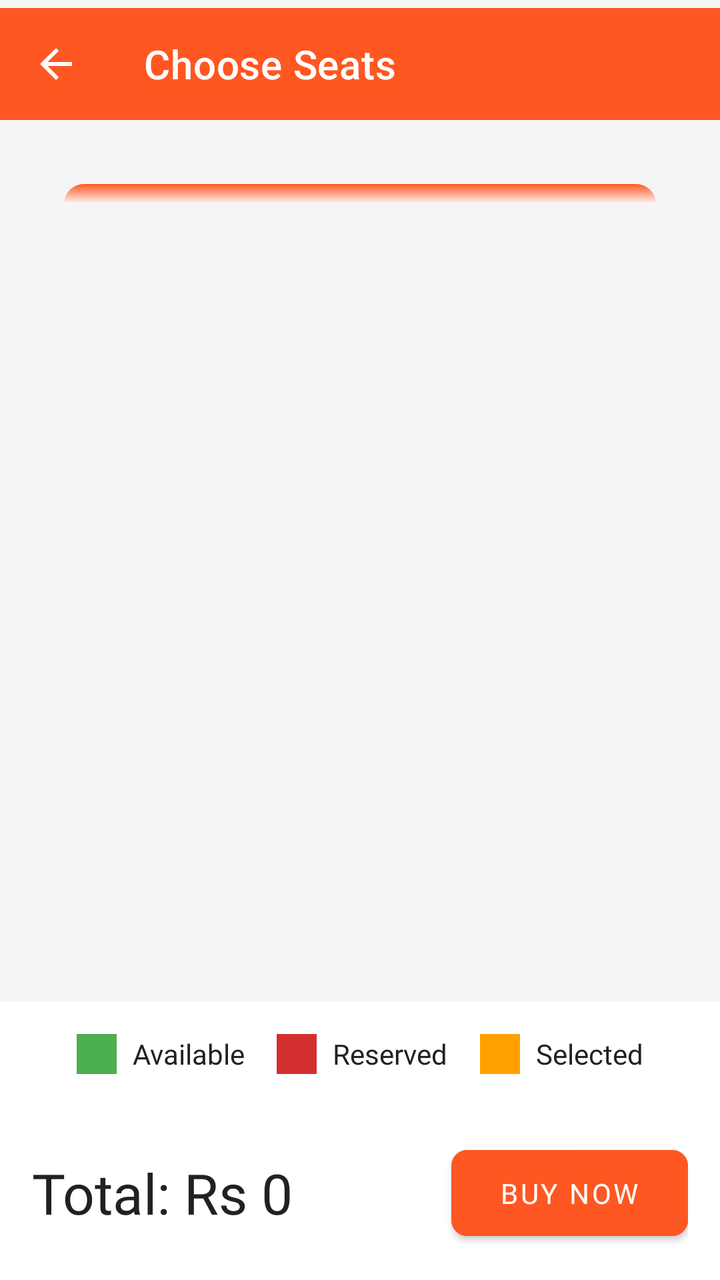
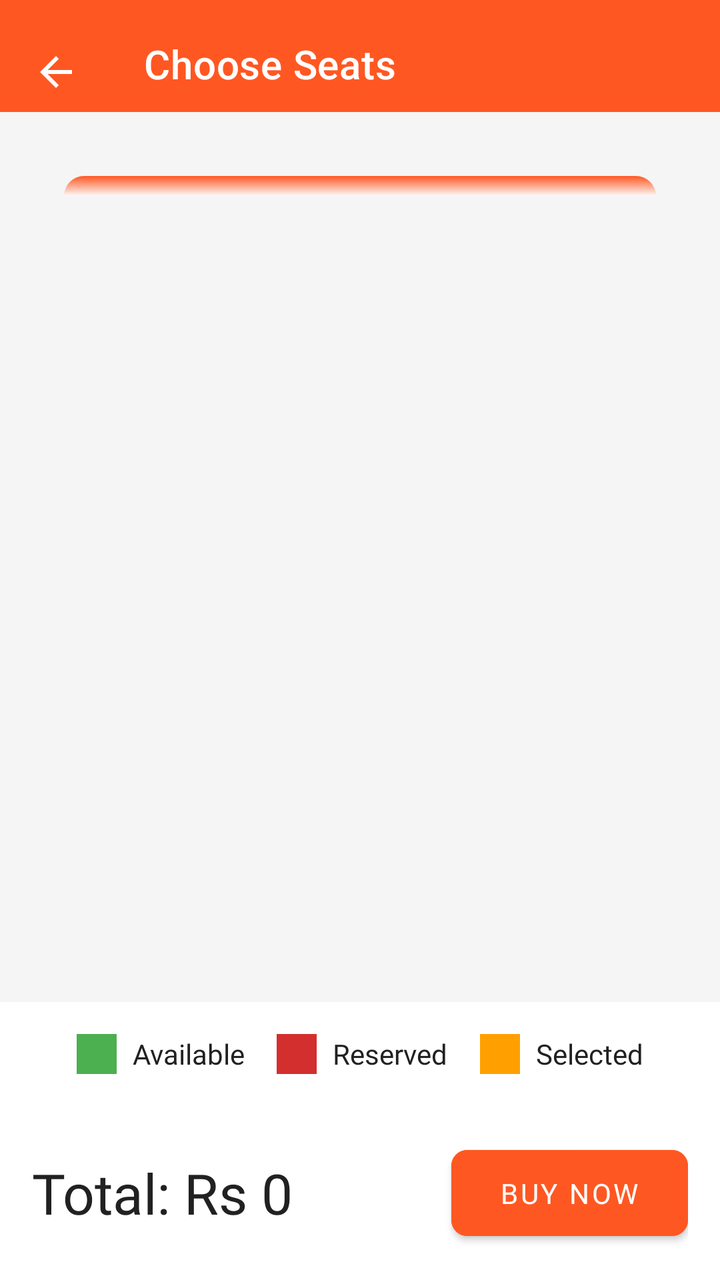

The first picture is an Android layout as it rendered before a commit; the second is the same layout after the commit. The layout source and the unified diff follow.
<!-- AndroidManifest.xml: application theme Theme.TickoJet -->
<!-- res/layout/activity_book_seats.xml -->
<?xml version="1.0" encoding="utf-8"?>
<androidx.constraintlayout.widget.ConstraintLayout
    xmlns:android="http://schemas.android.com/apk/res/android"
    xmlns:app="http://schemas.android.com/apk/res-auto"
    xmlns:tools="http://schemas.android.com/tools"
    android:layout_width="match_parent"
    android:layout_height="match_parent"
    android:id="@+id/main"
    android:background="@color/background_light"
    tools:context=".SeatSelectionActivity">

    
    <androidx.appcompat.widget.Toolbar
        android:id="@+id/toolbar"
        android:layout_width="0dp"
        android:layout_height="wrap_content"
        android:background="?attr/colorPrimary"
        app:titleTextColor="@color/white"
        android:layout_marginTop="4dp"
        app:navigationIcon="@drawable/ic_back"
        android:fontFamily="@font/noto_sans_regular"
        app:title="@string/title_choose_seats"
        app:layout_constraintTop_toTopOf="parent"
        app:layout_constraintStart_toStartOf="parent"
        app:layout_constraintEnd_toEndOf="parent"/>

    
    <ScrollView
        android:layout_width="0dp"
        android:layout_height="0dp"
        android:fillViewport="true"
        app:layout_constraintTop_toBottomOf="@id/toolbar"
        app:layout_constraintStart_toStartOf="parent"
        app:layout_constraintEnd_toEndOf="parent"
        app:layout_constraintBottom_toTopOf="@id/totalPriceLayout">

        <androidx.constraintlayout.widget.ConstraintLayout
            android:layout_width="match_parent"
            android:layout_height="wrap_content">

            
            <ImageView
                android:id="@+id/screen_view"
                android:layout_width="match_parent"
                android:layout_height="10dp"
                android:layout_margin="32dp"
                android:background="@drawable/screen_shape"
                app:layout_constraintTop_toTopOf="parent"
                app:layout_constraintStart_toStartOf="parent"
                app:layout_constraintEnd_toEndOf="parent" />

            
            <androidx.recyclerview.widget.RecyclerView
                android:id="@+id/recyclerSeats"
                android:layout_width="0dp"
                android:layout_height="wrap_content"
                app:layout_constraintTop_toBottomOf="@id/screen_view"
                app:layout_constraintStart_toStartOf="parent"
                app:layout_constraintEnd_toEndOf="parent"
                android:layout_marginTop="24dp"
                android:layout_marginHorizontal="12dp"
                app:spanCount="6"
                tools:listitem="@layout/seat_item"
                app:layoutManager="androidx.recyclerview.widget.GridLayoutManager"/>
        </androidx.constraintlayout.widget.ConstraintLayout>
    </ScrollView>

    
    <LinearLayout
        android:id="@+id/legendLayout"
        android:layout_width="0dp"
        android:layout_height="wrap_content"
        android:orientation="horizontal"
        android:gravity="center"
        android:background="@color/surface_light"
        android:padding="16dp"
        app:layout_constraintBottom_toTopOf="@id/totalPriceLayout"
        app:layout_constraintStart_toStartOf="parent"
        app:layout_constraintEnd_toEndOf="parent">

        
        <LinearLayout
            android:layout_width="wrap_content"
            android:layout_height="wrap_content"
            android:orientation="horizontal"
            android:gravity="center">

            <View
                android:layout_width="20dp"
                android:layout_height="20dp"
                android:background="@color/available_seat"/>
            <TextView
                android:layout_width="wrap_content"
                android:layout_height="wrap_content"
                android:text="@string/available"
                android:textColor="@color/text_primary"
                android:textSize="14sp"
                android:fontFamily="@font/noto_sans_regular"
                android:layout_marginStart="8dp"/>
        </LinearLayout>

        
        <LinearLayout
            android:layout_width="wrap_content"
            android:layout_height="wrap_content"
            android:orientation="horizontal"
            android:layout_marginStart="16dp"
            android:gravity="center">

            <View
                android:layout_width="20dp"
                android:layout_height="20dp"
                android:background="@color/reserved_seat"/>
            <TextView
                android:layout_width="wrap_content"
                android:layout_height="wrap_content"
                android:text="@string/reserved"
                android:fontFamily="@font/noto_sans_regular"
                android:textColor="@color/text_primary"
                android:textSize="14sp"
                android:layout_marginStart="8dp"/>
        </LinearLayout>

        
        <LinearLayout
            android:layout_width="wrap_content"
            android:layout_height="wrap_content"
            android:orientation="horizontal"
            android:layout_marginStart="16dp"
            android:gravity="center">

            <View
                android:layout_width="20dp"
                android:layout_height="20dp"
                android:background="@color/selected_seat"/>
            <TextView
                android:layout_width="wrap_content"
                android:layout_height="wrap_content"
                android:text="@string/selected"
                android:textColor="@color/text_primary"
                android:textSize="14sp"
                android:fontFamily="@font/noto_sans_regular"
                android:layout_marginStart="8dp"/>
        </LinearLayout>
    </LinearLayout>

    
    <LinearLayout
        android:id="@+id/totalPriceLayout"
        android:layout_width="0dp"
        android:layout_height="wrap_content"
        android:orientation="horizontal"
        android:background="@color/surface_light"
        android:padding="16dp"
        android:gravity="center_vertical"
        app:layout_constraintBottom_toBottomOf="parent"
        app:layout_constraintStart_toStartOf="parent"
        app:layout_constraintEnd_toEndOf="parent">

        
        <TextView
            android:id="@+id/totalPriceText"
            android:layout_width="0dp"
            android:layout_height="wrap_content"
            android:layout_weight="1"
            android:text="Total: Rs 0"
            android:textColor="@color/text_primary"
            android:textSize="28sp"
            android:fontFamily="@font/noto_sans_regular"
            android:layout_marginEnd="16dp"/>

        
        <com.google.android.material.button.MaterialButton
            android:id="@+id/buyButton"
            android:layout_width="wrap_content"
            android:layout_height="wrap_content"
            android:text="Buy Now"
            android:textColor="@color/white"
            android:textSize="14sp"
            app:cornerRadius="8dp"
            app:elevation="4dp"
            android:fontFamily="@font/noto_sans_regular"
            app:rippleColor="?attr/colorSecondary"
            android:backgroundTint="?attr/colorPrimary"
            android:paddingVertical="12dp"
            android:paddingHorizontal="24dp"/>
    </LinearLayout>

</androidx.constraintlayout.widget.ConstraintLayout>
<!-- res/layout/seat_item.xml (included above) -->
<?xml version="1.0" encoding="utf-8"?>
<FrameLayout
    xmlns:android="http://schemas.android.com/apk/res/android"
    xmlns:app="http://schemas.android.com/apk/res-auto"
    android:layout_width="wrap_content"
    android:layout_height="wrap_content">

    <com.google.android.material.button.MaterialButton
        android:id="@+id/seatButton"
        android:layout_width="64dp"
        android:layout_height="64dp"
        android:fontFamily="@font/noto_sans_regular"
        android:textColor="@color/white"
        android:textSize="12sp"
        android:text="A1"
        android:stateListAnimator="@null"
        app:cornerRadius="12dp"
        app:strokeColor="@android:color/transparent"
        app:elevation="4dp"
        app:rippleColor="?attr/colorSecondary"
        app:icon="@drawable/ic_seat_selected"
        app:iconTint="@color/white"
        app:iconGravity="textTop"
        app:iconPadding="2dp"
        android:backgroundTint="@color/selected_seat"
        android:gravity="center"
        android:layout_margin="12dp"
        android:padding="4dp"
        android:insetTop="0dp"
        android:insetBottom="0dp"/>
</FrameLayout>
<!-- resources referenced by this layout -->
<resources>
  <color name="available_seat">#4CAF50</color>
  <color name="background_light">#F5F5F5</color>
  <color name="reserved_seat">#D32F2F</color>
  <color name="selected_seat">#FFA000</color>
  <color name="surface_light">#FFFFFF</color>
  <color name="text_primary">#212121</color>
  <color name="white">#FFFFFF</color>
  <!-- drawable ic_back (drawable) -->
  <vector xmlns:android="http://schemas.android.com/apk/res/android" android:autoMirrored="true" android:height="24dp" android:tint="#FFFFFF" android:viewportHeight="24" android:viewportWidth="24" android:width="24dp">
        
      <path android:fillColor="@android:color/white" android:pathData="M20,11H7.83l5.59,-5.59L12,4l-8,8 8,8 1.41,-1.41L7.83,13H20v-2z"/>
      
  </vector>
  <!-- drawable ic_seat_selected (drawable) -->
  <vector xmlns:android="http://schemas.android.com/apk/res/android"
      android:width="24dp"
      android:height="24dp"
      android:viewportWidth="24"
      android:viewportHeight="24">
      <path
          android:fillColor="#1976D2"
          android:pathData="M4,10h16v6c0,1.1 -0.9,2 -2,2h-12c-1.1,0 -2,-0.9 -2,-2v-6z M6,6h12v4h-12v-4z"/>
  </vector>
  <!-- drawable screen_shape (drawable) -->
  <shape xmlns:android="http://schemas.android.com/apk/res/android"
      android:shape="rectangle">
  
      <gradient
          android:angle="270"
          android:startColor="@color/deep_orange"
      android:endColor="@color/glassmorphism_background"
      android:type="linear"/>
  
      <corners android:topLeftRadius="50dp" android:topRightRadius="50dp" />
  </shape>
  <string name="available">Available</string>
  <string name="reserved">Reserved</string>
  <string name="selected">Selected</string>
  <string name="title_choose_seats">Choose Seats</string>
  <style name="Theme.TickoJet" parent="Theme.MaterialComponents.DayNight.NoActionBar">
          
          <item name="colorPrimary">@color/deep_orange</item>
          <item name="colorPrimaryVariant">@color/deep_orange_dark</item>
          <item name="colorOnPrimary">@color/white</item>
  
          
          <item name="colorSecondary">@color/sky_blue</item>
          <item name="colorSecondaryVariant">@color/sky_blue_dark</item>
          <item name="colorOnSecondary">@color/white</item>
  
          
          <item name="android:colorBackground">@color/light_gray</item>
          <item name="colorSurface">@color/white</item>
          <item name="colorOnBackground">@color/dark_gray</item>
          <item name="colorOnSurface">@color/gray</item>
  
          
          <item name="android:statusBarColor">?attr/colorPrimaryVariant</item>
  
          
          <item name="colorError">@color/error_red</item>
          <item name="colorSuccess">?attr/colorSuccess</item>
          <item name="colorWarning">?attr/colorWarning</item>
  
  
          
          <item name="bottomNavigationStyle">@style/Widget.TickoJet.BottomNavigationView</item>
          
  
  
  
          <item name="android:windowEnterAnimation">@anim/slide_up</item>
          <item name="android:windowExitAnimation">@anim/fade_out</item>
  
      </style>
  <color name="deep_orange">#FF5722</color>
  <color name="glassmorphism_background">#80FFFFFF</color>
  <color name="deep_orange_dark">#E64A19</color>
  <color name="sky_blue">#03A9F4</color>
  <color name="sky_blue_dark">#0288D1</color>
  <color name="light_gray">#F0F0F0</color>
  <color name="dark_gray">#424242</color>
  <color name="gray">#9E9E9E</color>
  <color name="error_red">#D32F2F</color>
  <style name="Widget.TickoJet.BottomNavigationView" parent="Widget.MaterialComponents.BottomNavigationView">
          <item name="materialThemeOverlay">@style/ThemeOverlay.TickoJet.BottomNavigationView</item>
      </style>
  <style name="ThemeOverlay.TickoJet.BottomNavigationView" parent="">
          <item name="colorSurface">?attr/colorPrimary</item>
          <item name="colorOnSurface">@color/white</item>
      </style>
</resources>

<!-- the commit's change to res/layout/activity_book_seats.xml (unified diff, before → after) -->
@@ -5,6 +5,7 @@
     xmlns:tools="http://schemas.android.com/tools"
     android:layout_width="match_parent"
     android:layout_height="match_parent"
+    android:fitsSystemWindows="true"
     android:id="@+id/main"
     android:background="@color/background_light"
     tools:context=".SeatSelectionActivity">
@@ -13,16 +14,16 @@
     <androidx.appcompat.widget.Toolbar
         android:id="@+id/toolbar"
         android:layout_width="0dp"
-        android:layout_height="wrap_content"
+        android:layout_height="?attr/actionBarSize"
         android:background="?attr/colorPrimary"
         app:titleTextColor="@color/white"
-        android:layout_marginTop="4dp"
         app:navigationIcon="@drawable/ic_back"
         android:fontFamily="@font/noto_sans_regular"
         app:title="@string/title_choose_seats"
         app:layout_constraintTop_toTopOf="parent"
         app:layout_constraintStart_toStartOf="parent"
-        app:layout_constraintEnd_toEndOf="parent"/>
+        app:layout_constraintEnd_toEndOf="parent"
+        android:paddingTop="@dimen/status_bar_height"/>
 
     
     <ScrollView
@@ -58,8 +59,8 @@
                 app:layout_constraintStart_toStartOf="parent"
                 app:layout_constraintEnd_toEndOf="parent"
                 android:layout_marginTop="24dp"
-                android:layout_marginHorizontal="12dp"
-                app:spanCount="6"
+                android:layout_marginHorizontal="8dp"
+                app:spanCount="4"
                 tools:listitem="@layout/seat_item"
                 app:layoutManager="androidx.recyclerview.widget.GridLayoutManager"/>
         </androidx.constraintlayout.widget.ConstraintLayout>
@@ -185,7 +186,6 @@
             android:paddingVertical="12dp"
             android:paddingHorizontal="24dp"/>
     </LinearLayout>
-
 </androidx.constraintlayout.widget.ConstraintLayout>
 <!-- res/layout/seat_item.xml (included above) -->
 <?xml version="1.0" encoding="utf-8"?>
@@ -197,8 +197,8 @@
 
     <com.google.android.material.button.MaterialButton
         android:id="@+id/seatButton"
-        android:layout_width="64dp"
-        android:layout_height="64dp"
+        android:layout_width="wrap_content"
+        android:layout_height="wrap_content"
         android:fontFamily="@font/noto_sans_regular"
         android:textColor="@color/white"
         android:textSize="12sp"
@@ -210,7 +210,7 @@
         app:rippleColor="?attr/colorSecondary"
         app:icon="@drawable/ic_seat_selected"
         app:iconTint="@color/white"
-        app:iconGravity="textTop"
+        app:iconGravity="start"
         app:iconPadding="2dp"
         android:backgroundTint="@color/selected_seat"
         android:gravity="center"
<!-- resource entries referenced after the edit -->
@@ -7,6 +7,7 @@
   <color name="surface_light">#FFFFFF</color>
   <color name="text_primary">#212121</color>
   <color name="white">#FFFFFF</color>
+  <dimen name="status_bar_height">8dp</dimen>
   <!-- drawable ic_back (drawable) -->
   <vector xmlns:android="http://schemas.android.com/apk/res/android" android:autoMirrored="true" android:height="24dp" android:tint="#FFFFFF" android:viewportHeight="24" android:viewportWidth="24" android:width="24dp">
         
